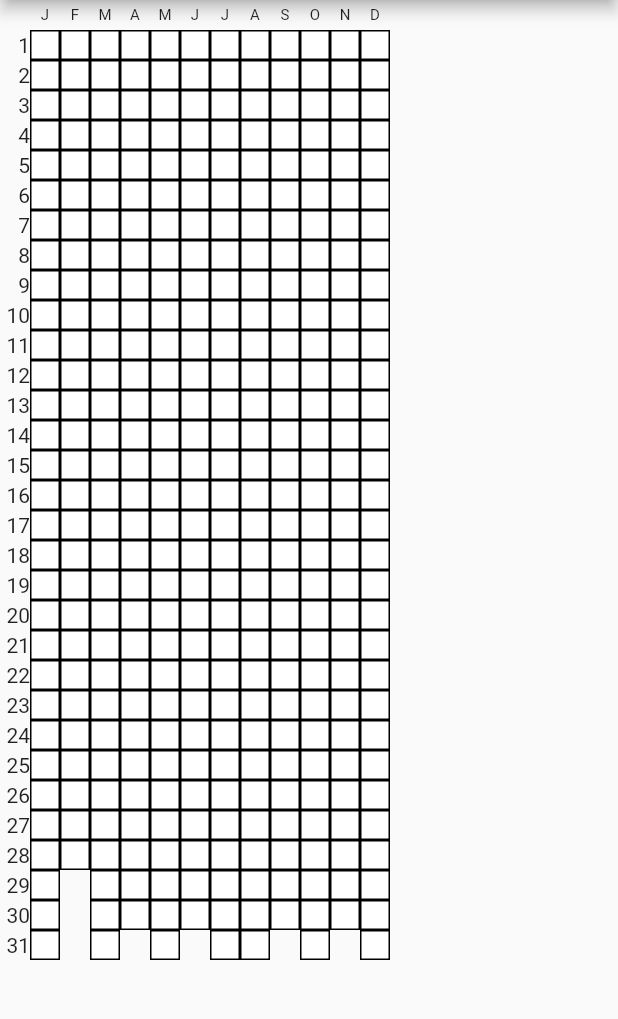
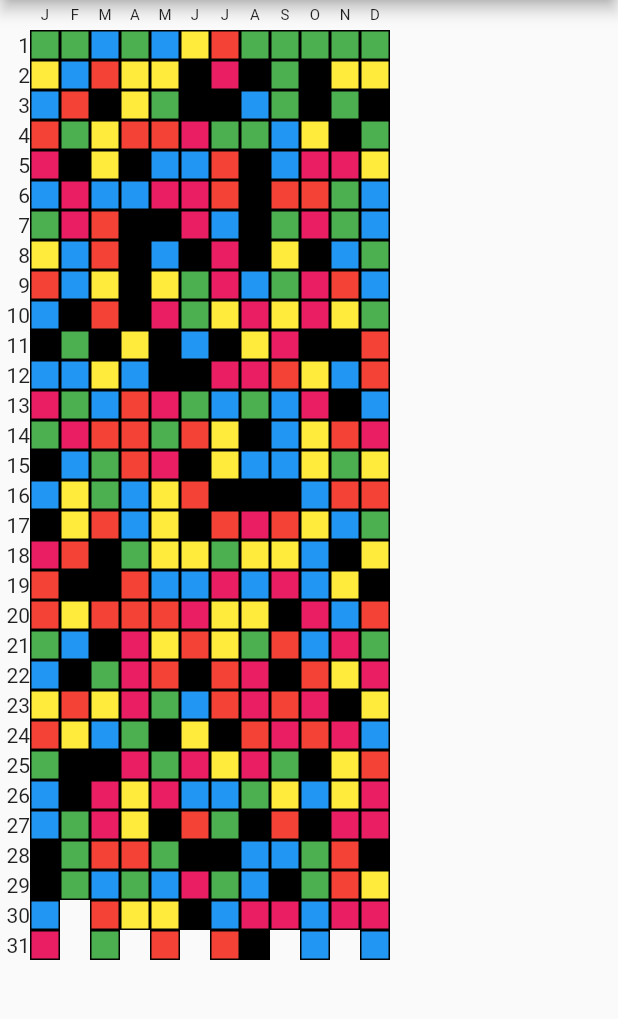
Before and after one commit to daniangelos/year-in-pixels, a Flutter app: the screen it shows after launch, on a phone screen of 412 x 824 dp, the part 84-1103 px from its top. Run offline on Flutter 3.47's test engine with Material 2 defaults, Android fonts, the phone set to English and light mode, and no system bars.

Commit message:
Added date info to DayBox

```diff
--- a/lib/controllers/gridController.dart
+++ b/lib/controllers/gridController.dart
@@ -3,15 +3,21 @@ import 'package:year_in_pixels/models/dayBoxModel.dart';
 
 class GridController {
   List<DayBoxModel> days;
+  int year;
 
   GridController() {
-    days = DayBoxModel.getAllDays();
+    year = DateTime.now().year;
+    days = DayBoxModel.getAllDays(year);
   }
 
   Color getDayColor(int index) {
     return days[index].color;
   }
 
+  DateTime getDayDate(int index) {
+    return days[index].date;
+  }
+
   void setDayColor(int index, Color color) {
     days[index].setColor(color);
   }
--- a/lib/grid.dart
+++ b/lib/grid.dart
@@ -1,6 +1,4 @@
 import 'package:flutter/material.dart';
-import 'package:provider/provider.dart';
-import 'package:year_in_pixels/controllers/gridController.dart';
 import 'package:year_in_pixels/constants.dart';
 import './daybox.dart';
 import './util.dart';
@@ -110,10 +108,8 @@ class Month extends StatelessWidget {
 
   @override
   Widget build(BuildContext context) {
-    return Provider(
-        create: (context) => GridController(),
-        child: Column(
-          children: dayBoxes,
-        ));
+    return Column(
+      children: dayBoxes,
+    );
   }
 }
--- a/lib/main.dart
+++ b/lib/main.dart
@@ -1,7 +1,11 @@
 import 'package:flutter/material.dart';
+import 'package:provider/provider.dart';
 import './grid.dart';
+import 'controllers/gridController.dart';
 
-void main() => runApp(MyApp());
+void main() => runApp(
+      Provider(create: (context) => GridController(), child: MyApp()),
+    );
 
 class MyApp extends StatelessWidget {
   @override
@@ -15,7 +19,7 @@ class MyApp extends StatelessWidget {
         appBar: AppBar(
           title: Text('Year in Pixels'),
         ),
-        body: Grid(year: 2019),
+        body: Grid(year: 2020),
       ),
     );
   }
--- a/lib/models/dayBoxModel.dart
+++ b/lib/models/dayBoxModel.dart
@@ -1,16 +1,39 @@
+import 'dart:math';
+
 import 'package:flutter/material.dart';
+
+import '../util.dart';
 
 class DayBoxModel {
   Color color;
-  int index;
+  DateTime date;
+  int id;
 
-  DayBoxModel(int index) {
-    color = Colors.white;
-    this.index = index;
-  }
+  static List colors = [
+    Colors.pink,
+    Colors.black,
+    Colors.blue,
+    Colors.red,
+    Colors.green,
+    Colors.yellow
+  ];
+  static Random random = new Random();
 
-  static List<DayBoxModel> getAllDays() {
-    return List.generate(366, (i) => DayBoxModel(i));
+  DayBoxModel(this.id, this.date) : color = colors[random.nextInt(6)];
+
+  static List<DayBoxModel> getAllDays(int year) {
+    // Mocked data
+    List<int> numberOfDaysPerMonth = getAllNumberOfDaysPerMonth(year);
+    List<DayBoxModel> allDays = List<DayBoxModel>();
+
+    int currentId = 0;
+    for (int month = 1; month <= 12; month++) {
+      for (int day = 1; day <= numberOfDaysPerMonth[month - 1]; day++) {
+        allDays.add(DayBoxModel(currentId++, DateTime.utc(year, month, day)));
+      }
+    }
+
+    return allDays;
   }
 
   void setColor(Color color) {
--- a/pubspec.yaml
+++ b/pubspec.yaml
@@ -17,6 +17,7 @@ environment:
   sdk: ">=2.1.0 <3.0.0"
 
 dependencies:
+  intl: ^0.16.1
   provider: ^4.1.2
   flutter:
     sdk: flutter
```
Also changed, not shown: lib/constants.dart (+8 -0 lines), lib/daybox.dart (+18 -6 lines).
